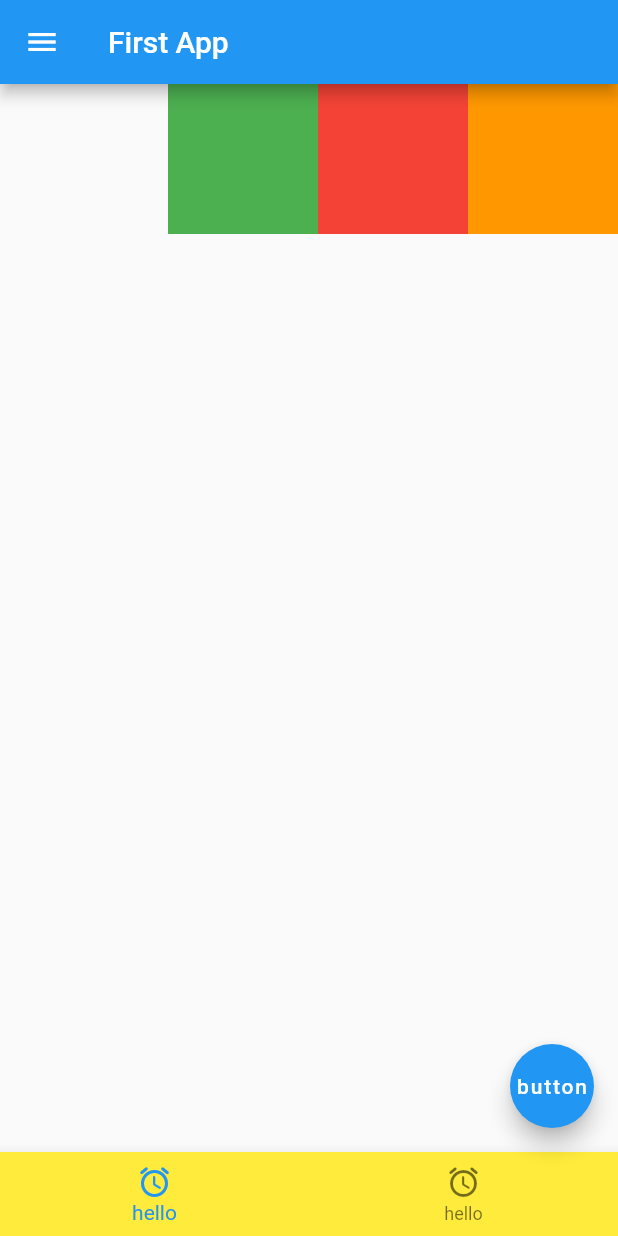
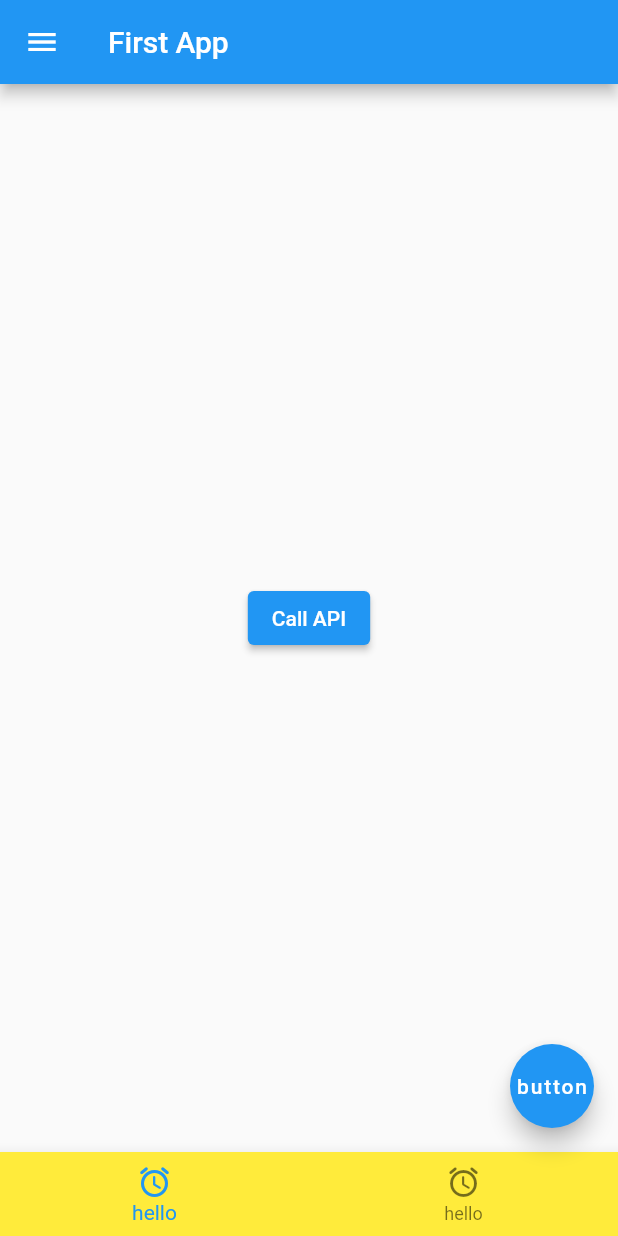
Before and after one commit to rkdwlss2/flutterTest, a Flutter app: the screen it shows after launch, on a phone screen of 412 x 824 dp. Run offline on Flutter 3.47's test engine with Material 2 defaults, Android fonts, the phone set to English and light mode, and no system bars.

```diff
--- a/lib/main.dart
+++ b/lib/main.dart
@@ -1,11 +1,29 @@
 import 'dart:io';
+import 'dart:convert';
+import 'package:flutter/material.dart';
+import 'package:http/http.dart' as http;
 
-import 'package:flutter/material.dart';
 void main() { // main스레드는 runApp 을 실행시키고 종료됩니다.
   runApp(FirstApp());
 print("main 쓰레드 종료");
 // sleep(Duration(seconds: 3));
 }
+void _callAPI() async {
+  final url = Uri.parse('http://10.0.2.2:8080/test');
+
+  Map data = {"name": "name", "id": "12"};
+
+  var body = json.encode(data);
+  final response = await http.post(url,
+      headers: {
+        "Content-Type": "application/json",
+      },
+      body: body);
+  print('Response status: ${response.statusCode}');
+  print('Response body: ${response.body}');
+}
+
+
 
 class FirstApp extends StatelessWidget {
 
@@ -20,28 +38,14 @@ class FirstApp extends StatelessWidget {
              leading: Icon(Icons.menu),
 
            ),
-          body: Container(
-            height: 100,
-            child: Row(
-              mainAxisAlignment: MainAxisAlignment.end,
-              children: [
-                Container(
-                 color: Colors.green,
-                  width: 100,
-                ),
-                Container(
-                  color: Colors.red,
-                  width: 100,
+          body: Center(
+            child: ElevatedButton(
+              onPressed: _callAPI,
+              child: const Text('Call API'),
+            ),
 
-                ),
-                Container(
-                  color: Colors.orange,
-                  width: 100,
+          ),
 
-                ),
-              ],
-            ),
-          ),
            floatingActionButton: FloatingActionButton(
              child: Text("button"),
              onPressed: (){
--- a/pubspec.yaml
+++ b/pubspec.yaml
@@ -36,6 +36,7 @@ dependencies:
   # The following adds the Cupertino Icons font to your application.
   # Use with the CupertinoIcons class for iOS style icons.
   cupertino_icons: ^1.0.2
+  http: ^0.13.4
 
 dev_dependencies:
   flutter_test:
```
Also changed, not shown: pubspec.lock.
